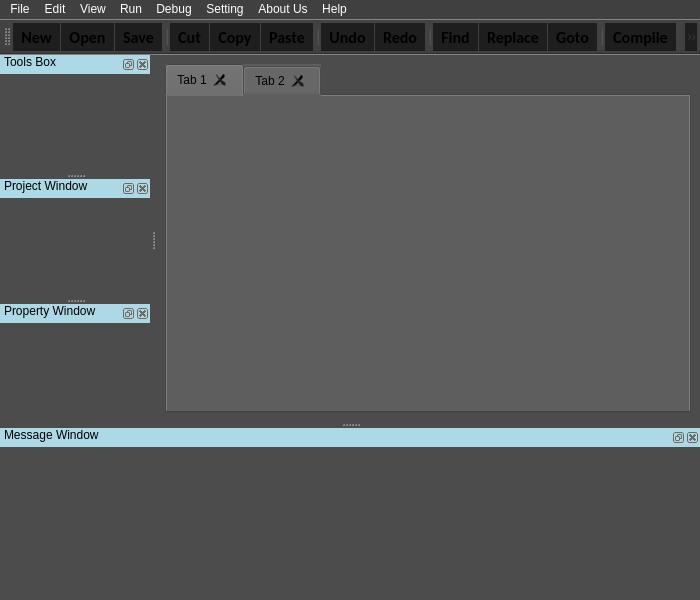
Old version of the form mainForm.ui in the repository Ezapiyallp/Ezapiya-IDE.
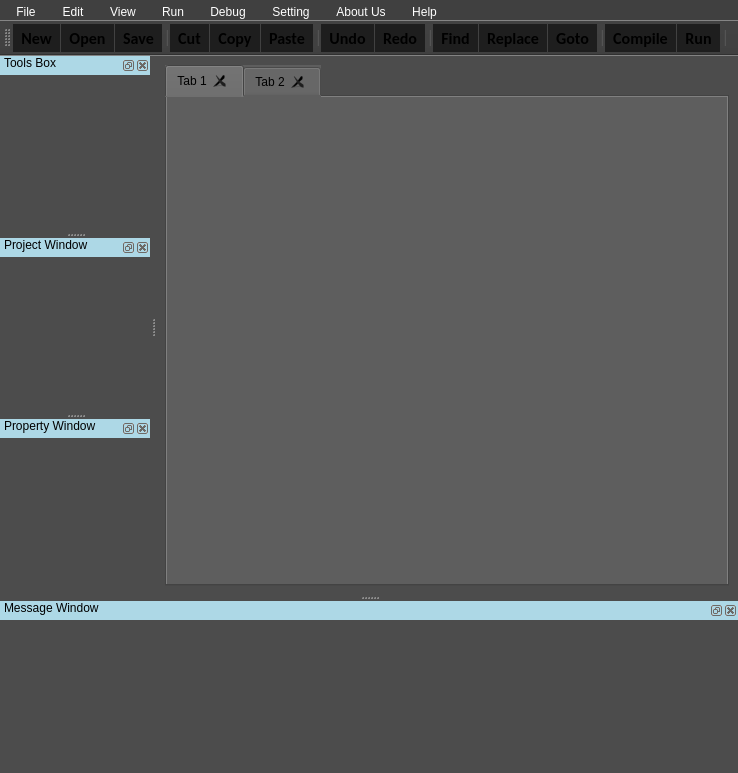
New version of the form. Icons and pictures are not drawn.

Diff of the .ui file:
```diff
--- a/mainForm.ui
+++ b/mainForm.ui
@@ -6,8 +6,8 @@
    <rect>
     <x>0</x>
     <y>0</y>
-    <width>700</width>
-    <height>600</height>
+    <width>738</width>
+    <height>773</height>
    </rect>
   </property>
   <property name="windowTitle">
@@ -48,8 +48,8 @@
     <rect>
      <x>0</x>
      <y>0</y>
-     <width>700</width>
-     <height>32</height>
+     <width>738</width>
+     <height>33</height>
     </rect>
    </property>
    <property name="palette">
@@ -252,10 +252,27 @@
     </palette>
    </property>
    <property name="styleSheet">
-    <string notr="true">background-color: rgb(64, 64, 64);
+    <string notr="true">QMenuBar {
+background-color: rgb(64, 64, 64);
 color: rgb(255, 255, 255);
 selection-background-color: rgb(58, 58, 58);
-font: 75 16pt &quot;Calibri&quot;;</string>
+font: 75 16pt &quot;Calibri&quot;;
+}
+QMenuBar::item {
+color : white;
+margin-top:4px;
+spacing: 3px;
+padding: 1px 10px;
+background: transparent;
+border-radius: 4px;
+}
+
+
+QMenuBar::item:hover {
+background: blue;
+color:red;
+}
+</string>
    </property>
    <widget class="QMenu" name="menuFile">
     <property name="title">
```
Left out of the diff: 37 changed lines with no effect on the pictures.
